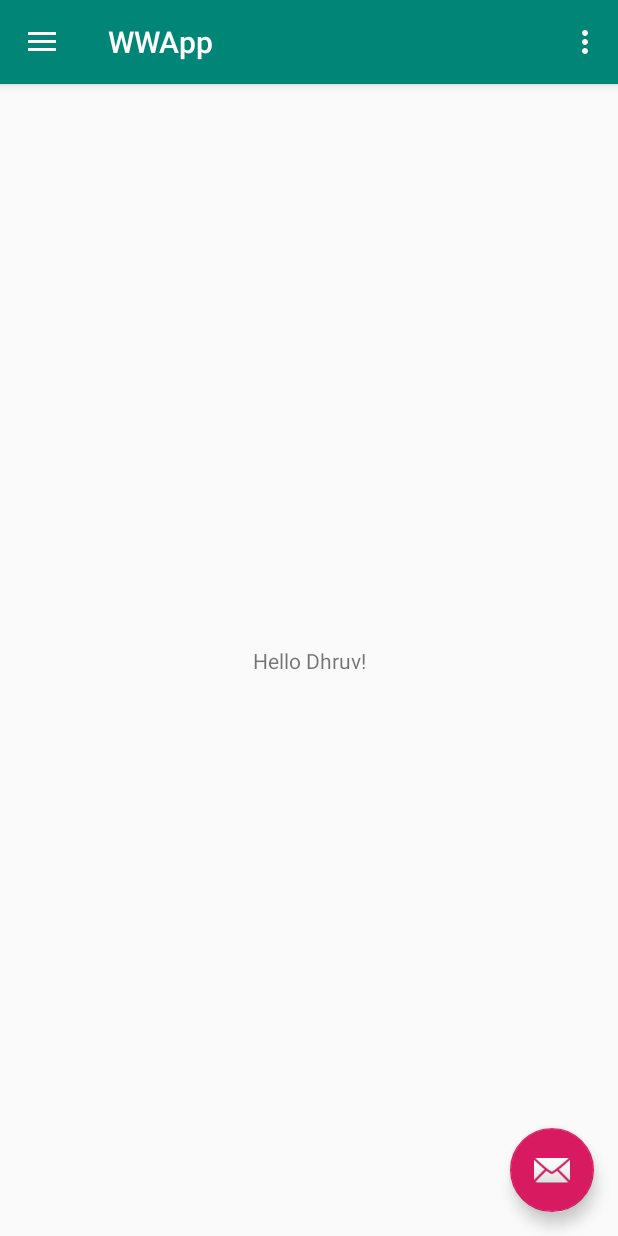
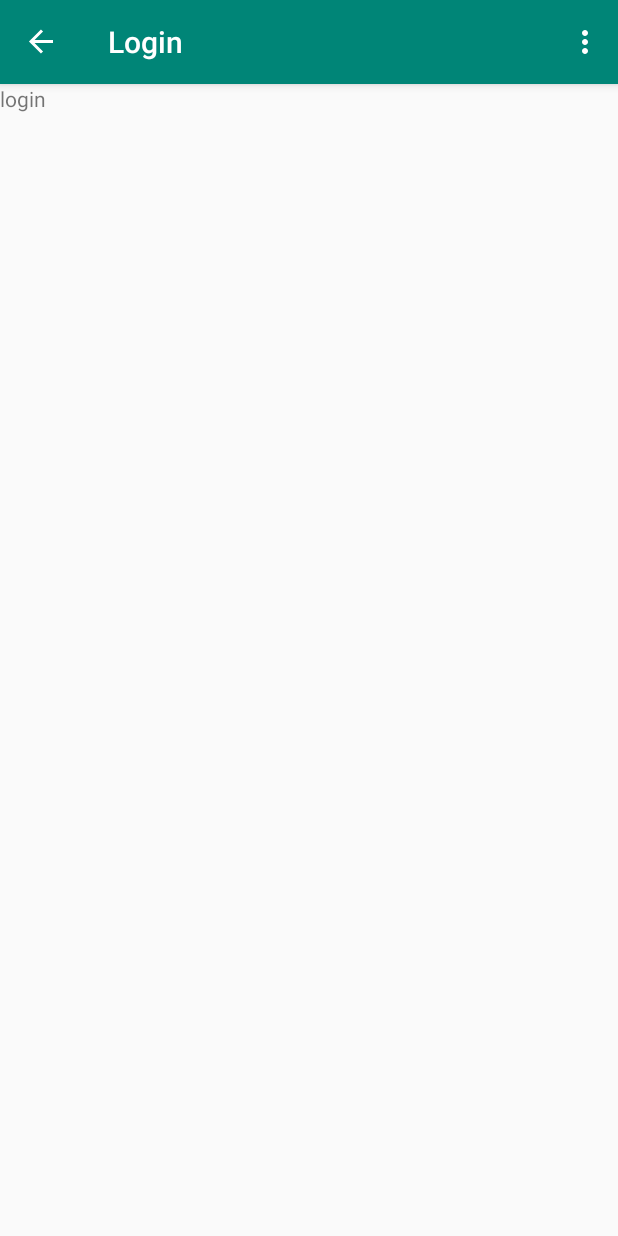
Before and after one commit to dscpesu/WWApp, an Android app: the screen it shows after launch (MainActivity), on a phone screen of 412 x 824 dp. Run offline under Robolectric (Android 15) with nearby library versions, the phone set to English and light mode, and no system bars; our stand-ins replace navigation-ui.

Commit message:
Implement nav components.

```diff
--- /dev/null
+++ b/app/src/main/java/com/dsc/wwapp/DashboardFragment.java
@@ -0,0 +1,31 @@
+package com.dsc.wwapp;
+
+
+import android.os.Bundle;
+
+import androidx.fragment.app.Fragment;
+
+import android.view.LayoutInflater;
+import android.view.View;
+import android.view.ViewGroup;
+
+
+/**
+ * A simple {@link Fragment} subclass.
+ */
+public class DashboardFragment extends Fragment {
+
+
+    public DashboardFragment() {
+        // Required empty public constructor
+    }
+
+
+    @Override
+    public View onCreateView(LayoutInflater inflater, ViewGroup container,
+                             Bundle savedInstanceState) {
+        // Inflate the layout for this fragment
+        return inflater.inflate(R.layout.fragment_dashboard, container, false);
+    }
+
+}
--- /dev/null
+++ b/app/src/main/java/com/dsc/wwapp/LoginFragment.java
@@ -0,0 +1,31 @@
+package com.dsc.wwapp;
+
+
+import android.os.Bundle;
+
+import androidx.fragment.app.Fragment;
+
+import android.view.LayoutInflater;
+import android.view.View;
+import android.view.ViewGroup;
+
+
+/**
+ * A simple {@link Fragment} subclass.
+ */
+public class LoginFragment extends Fragment {
+
+
+    public LoginFragment() {
+        // Required empty public constructor
+    }
+
+
+    @Override
+    public View onCreateView(LayoutInflater inflater, ViewGroup container,
+                             Bundle savedInstanceState) {
+        // Inflate the layout for this fragment
+        return inflater.inflate(R.layout.fragment_login, container, false);
+    }
+
+}
--- a/app/src/main/java/com/dsc/wwapp/MainActivity.java
+++ b/app/src/main/java/com/dsc/wwapp/MainActivity.java
@@ -1,11 +1,6 @@
 package com.dsc.wwapp;
 
 import android.os.Bundle;
-
-import com.google.android.material.floatingactionbutton.FloatingActionButton;
-import com.google.android.material.snackbar.Snackbar;
-
-import android.view.View;
 
 import androidx.core.view.GravityCompat;
 import androidx.appcompat.app.ActionBarDrawerToggle;
@@ -18,11 +13,14 @@ import androidx.drawerlayout.widget.DrawerLayout;
 
 import androidx.appcompat.app.AppCompatActivity;
 import androidx.appcompat.widget.Toolbar;
+import androidx.navigation.NavController;
+import androidx.navigation.Navigation;
+import androidx.navigation.ui.AppBarConfiguration;
+import androidx.navigation.ui.NavigationUI;
 
 import android.view.Menu;
 
-public class MainActivity extends AppCompatActivity
-        implements NavigationView.OnNavigationItemSelectedListener {
+public class MainActivity extends AppCompatActivity {
 
     @Override
     protected void onCreate(Bundle savedInstanceState) {
@@ -30,21 +28,22 @@ public class MainActivity extends AppCompatActivity
         setContentView(R.layout.activity_main);
         Toolbar toolbar = findViewById(R.id.toolbar);
         setSupportActionBar(toolbar);
-        FloatingActionButton fab = findViewById(R.id.fab);
-        fab.setOnClickListener(new View.OnClickListener() {
-            @Override
-            public void onClick(View view) {
-                Snackbar.make(view, "Replace with your own action", Snackbar.LENGTH_LONG)
-                        .setAction("Action", null).show();
-            }
-        });
+
         DrawerLayout drawer = findViewById(R.id.drawer_layout);
         NavigationView navigationView = findViewById(R.id.nav_view);
         ActionBarDrawerToggle toggle = new ActionBarDrawerToggle(
                 this, drawer, toolbar, R.string.navigation_drawer_open, R.string.navigation_drawer_close);
         drawer.addDrawerListener(toggle);
         toggle.syncState();
-        navigationView.setNavigationItemSelectedListener(this);
+
+
+        NavController navController = Navigation.findNavController(this, R.id.nav_host_fragment);
+
+        final AppBarConfiguration appBarConfiguration = new AppBarConfiguration.Builder(R.id.nav_graph)
+                .setDrawerLayout(drawer)
+                .build();
+        NavigationUI.setupActionBarWithNavController(this, navController, appBarConfiguration);
+        NavigationUI.setupWithNavController(navigationView, navController);
     }
 
     @Override
@@ -78,29 +77,4 @@ public class MainActivity extends AppCompatActivity
 
         return super.onOptionsItemSelected(item);
     }
-
-    @SuppressWarnings("StatementWithEmptyBody")
-    @Override
-    public boolean onNavigationItemSelected(MenuItem item) {
-        // Handle navigation view item clicks here.
-        int id = item.getItemId();
-
-        if (id == R.id.nav_home) {
-            // Handle the camera action
-        } else if (id == R.id.nav_gallery) {
-
-        } else if (id == R.id.nav_slideshow) {
-
-        } else if (id == R.id.nav_tools) {
-
-        } else if (id == R.id.nav_share) {
-
-        } else if (id == R.id.nav_send) {
-
-        }
-
-        DrawerLayout drawer = findViewById(R.id.drawer_layout);
-        drawer.closeDrawer(GravityCompat.START);
-        return true;
-    }
 }
--- /dev/null
+++ b/app/src/main/java/com/dsc/wwapp/QuestionsFragment.java
@@ -0,0 +1,31 @@
+package com.dsc.wwapp;
+
+
+import android.os.Bundle;
+
+import androidx.fragment.app.Fragment;
+
+import android.view.LayoutInflater;
+import android.view.View;
+import android.view.ViewGroup;
+
+
+/**
+ * A simple {@link Fragment} subclass.
+ */
+public class QuestionsFragment extends Fragment {
+
+
+    public QuestionsFragment() {
+        // Required empty public constructor
+    }
+
+
+    @Override
+    public View onCreateView(LayoutInflater inflater, ViewGroup container,
+                             Bundle savedInstanceState) {
+        // Inflate the layout for this fragment
+        return inflater.inflate(R.layout.fragment_questions, container, false);
+    }
+
+}
--- /dev/null
+++ b/app/src/main/res/drawable/ic_account_circle_black_24dp.xml
@@ -0,0 +1,9 @@
+<vector xmlns:android="http://schemas.android.com/apk/res/android"
+        android:width="24dp"
+        android:height="24dp"
+        android:viewportWidth="24.0"
+        android:viewportHeight="24.0">
+    <path
+        android:fillColor="#FF000000"
+        android:pathData="M12,2C6.48,2 2,6.48 2,12s4.48,10 10,10 10,-4.48 10,-10S17.52,2 12,2zM12,5c1.66,0 3,1.34 3,3s-1.34,3 -3,3 -3,-1.34 -3,-3 1.34,-3 3,-3zM12,19.2c-2.5,0 -4.71,-1.28 -6,-3.22 0.03,-1.99 4,-3.08 6,-3.08 1.99,0 5.97,1.09 6,3.08 -1.29,1.94 -3.5,3.22 -6,3.22z"/>
+</vector>
--- /dev/null
+++ b/app/src/main/res/drawable/ic_home_black_24dp.xml
@@ -0,0 +1,9 @@
+<vector xmlns:android="http://schemas.android.com/apk/res/android"
+        android:width="24dp"
+        android:height="24dp"
+        android:viewportWidth="24.0"
+        android:viewportHeight="24.0">
+    <path
+        android:fillColor="#FF000000"
+        android:pathData="M10,20v-6h4v6h5v-8h3L12,3 2,12h3v8z"/>
+</vector>
--- /dev/null
+++ b/app/src/main/res/drawable/ic_question_answer_black_24dp.xml
@@ -0,0 +1,9 @@
+<vector xmlns:android="http://schemas.android.com/apk/res/android"
+        android:width="24dp"
+        android:height="24dp"
+        android:viewportWidth="24.0"
+        android:viewportHeight="24.0">
+    <path
+        android:fillColor="#FF000000"
+        android:pathData="M21,6h-2v9L6,15v2c0,0.55 0.45,1 1,1h11l4,4L22,7c0,-0.55 -0.45,-1 -1,-1zM17,12L17,3c0,-0.55 -0.45,-1 -1,-1L3,2c-0.55,0 -1,0.45 -1,1v14l4,-4h10c0.55,0 1,-0.45 1,-1z"/>
+</vector>
--- a/app/src/main/res/layout/activity_main.xml
+++ b/app/src/main/res/layout/activity_main.xml
@@ -9,7 +9,7 @@
     tools:openDrawer="start">
 
     <include
-        layout="@layout/app_bar_main"
+        layout="@layout/content_main"
         android:layout_width="match_parent"
         android:layout_height="match_parent" />
 
--- a/app/src/main/res/layout/app_bar_main.xml
+++ /dev/null
@@ -1,33 +0,0 @@
-<?xml version="1.0" encoding="utf-8"?>
-<androidx.coordinatorlayout.widget.CoordinatorLayout xmlns:android="http://schemas.android.com/apk/res/android"
-    xmlns:app="http://schemas.android.com/apk/res-auto"
-    xmlns:tools="http://schemas.android.com/tools"
-    android:layout_width="match_parent"
-    android:layout_height="match_parent"
-    tools:context=".MainActivity">
-
-    <com.google.android.material.appbar.AppBarLayout
-        android:layout_width="match_parent"
-        android:layout_height="wrap_content"
-        android:theme="@style/AppTheme.AppBarOverlay">
-
-        <androidx.appcompat.widget.Toolbar
-            android:id="@+id/toolbar"
-            android:layout_width="match_parent"
-            android:layout_height="?attr/actionBarSize"
-            android:background="?attr/colorPrimary"
-            app:popupTheme="@style/AppTheme.PopupOverlay" />
-
-    </com.google.android.material.appbar.AppBarLayout>
-
-    <include layout="@layout/content_main" />
-
-    <com.google.android.material.floatingactionbutton.FloatingActionButton
-        android:id="@+id/fab"
-        android:layout_width="wrap_content"
-        android:layout_height="wrap_content"
-        android:layout_gravity="bottom|end"
-        android:layout_margin="@dimen/fab_margin"
-        app:srcCompat="@android:drawable/ic_dialog_email" />
-
-</androidx.coordinatorlayout.widget.CoordinatorLayout>
--- a/app/src/main/res/layout/content_main.xml
+++ b/app/src/main/res/layout/content_main.xml
@@ -4,17 +4,36 @@
     xmlns:tools="http://schemas.android.com/tools"
     android:layout_width="match_parent"
     android:layout_height="match_parent"
-    app:layout_behavior="@string/appbar_scrolling_view_behavior"
-    tools:context=".MainActivity"
-    tools:showIn="@layout/app_bar_main">
+    tools:context=".MainActivity">
 
-    <TextView
-        android:layout_width="wrap_content"
+    <com.google.android.material.appbar.AppBarLayout
+        android:id="@+id/app_bar_layout"
+        android:layout_width="match_parent"
         android:layout_height="wrap_content"
-        android:text="Hello Dhruv!"
+        android:theme="@style/AppTheme.AppBarOverlay"
+        app:layout_constraintEnd_toEndOf="parent"
+        app:layout_constraintStart_toStartOf="parent"
+        app:layout_constraintTop_toTopOf="parent">
+
+        <androidx.appcompat.widget.Toolbar
+            android:id="@+id/toolbar"
+            android:layout_width="match_parent"
+            android:layout_height="?attr/actionBarSize"
+            android:background="?attr/colorPrimary"
+            app:popupTheme="@style/AppTheme.PopupOverlay" />
+
+    </com.google.android.material.appbar.AppBarLayout>
+
+    <fragment
+        android:id="@+id/nav_host_fragment"
+        android:name="androidx.navigation.fragment.NavHostFragment"
+        android:layout_width="0dp"
+        android:layout_height="0dp"
+        app:defaultNavHost="true"
+        app:layout_constraintEnd_toEndOf="parent"
+        app:layout_constraintStart_toStartOf="parent"
         app:layout_constraintBottom_toBottomOf="parent"
-        app:layout_constraintLeft_toLeftOf="parent"
-        app:layout_constraintRight_toRightOf="parent"
-        app:layout_constraintTop_toTopOf="parent" />
+        app:layout_constraintTop_toBottomOf="@id/app_bar_layout"
+        app:navGraph="@navigation/nav_graph" />
 
 </androidx.constraintlayout.widget.ConstraintLayout>
--- /dev/null
+++ b/app/src/main/res/layout/fragment_dashboard.xml
@@ -0,0 +1,14 @@
+<?xml version="1.0" encoding="utf-8"?>
+<FrameLayout xmlns:android="http://schemas.android.com/apk/res/android"
+    xmlns:tools="http://schemas.android.com/tools"
+    android:layout_width="match_parent"
+    android:layout_height="match_parent"
+    tools:context=".DashboardFragment">
+
+    <!-- TODO: Update blank fragment layout -->
+    <TextView
+        android:layout_width="match_parent"
+        android:layout_height="match_parent"
+        android:text="dashboard" />
+
+</FrameLayout>
--- /dev/null
+++ b/app/src/main/res/layout/fragment_login.xml
@@ -0,0 +1,14 @@
+<?xml version="1.0" encoding="utf-8"?>
+<FrameLayout xmlns:android="http://schemas.android.com/apk/res/android"
+    xmlns:tools="http://schemas.android.com/tools"
+    android:layout_width="match_parent"
+    android:layout_height="match_parent"
+    tools:context=".LoginFragment">
+
+    <!-- TODO: Update blank fragment layout -->
+    <TextView
+        android:layout_width="match_parent"
+        android:layout_height="match_parent"
+        android:text="login" />
+
+</FrameLayout>
--- /dev/null
+++ b/app/src/main/res/layout/fragment_questions.xml
@@ -0,0 +1,14 @@
+<?xml version="1.0" encoding="utf-8"?>
+<FrameLayout xmlns:android="http://schemas.android.com/apk/res/android"
+    xmlns:tools="http://schemas.android.com/tools"
+    android:layout_width="match_parent"
+    android:layout_height="match_parent"
+    tools:context=".QuestionsFragment">
+
+    <!-- TODO: Update blank fragment layout -->
+    <TextView
+        android:layout_width="match_parent"
+        android:layout_height="match_parent"
+        android:text="questions" />
+
+</FrameLayout>
--- a/app/src/main/res/menu/activity_main_drawer.xml
+++ b/app/src/main/res/menu/activity_main_drawer.xml
@@ -4,35 +4,21 @@
     tools:showIn="navigation_view">
 
     <group android:checkableBehavior="single">
+
         <item
-            android:id="@+id/nav_home"
-            android:icon="@drawable/ic_menu_camera"
-            android:title="@string/menu_home" />
+            android:id="@+id/nav_login"
+            android:icon="@drawable/ic_account_circle_black_24dp"
+            android:title="Login" />
+
         <item
-            android:id="@+id/nav_gallery"
-            android:icon="@drawable/ic_menu_gallery"
-            android:title="@string/menu_gallery" />
+            android:id="@+id/nav_dashboard"
+            android:icon="@drawable/ic_home_black_24dp"
+            android:title="Dashboard" />
+
         <item
-            android:id="@+id/nav_slideshow"
-            android:icon="@drawable/ic_menu_slideshow"
-            android:title="@string/menu_slideshow" />
-        <item
-            android:id="@+id/nav_tools"
-            android:icon="@drawable/ic_menu_manage"
-            android:title="@string/menu_tools" />
+            android:id="@+id/nav_questions"
+            android:icon="@drawable/ic_question_answer_black_24dp"
+            android:title="Questions" />
     </group>
 
-    <item android:title="Communicate">
-        <menu>
-            <item
-                android:id="@+id/nav_share"
-                android:icon="@drawable/ic_menu_share"
-                android:title="@string/menu_share" />
-            <item
-                android:id="@+id/nav_send"
-                android:icon="@drawable/ic_menu_send"
-                android:title="@string/menu_send" />
-        </menu>
-    </item>
-
 </menu>
--- a/app/src/main/res/navigation/nav_graph.xml
+++ b/app/src/main/res/navigation/nav_graph.xml
@@ -3,11 +3,22 @@
     xmlns:app="http://schemas.android.com/apk/res-auto"
     xmlns:tools="http://schemas.android.com/tools"
     android:id="@+id/nav_graph"
-    app:startDestination="@id/mainActivity">
+    android:label="Login"
+    app:startDestination="@id/nav_login">
 
-    <activity
-        android:id="@+id/mainActivity"
-        android:name="com.dsc.wwapp.MainActivity"
-        android:label="activity_main"
-        tools:layout="@layout/activity_main" />
+    <fragment
+        android:id="@+id/nav_login"
+        android:name="com.dsc.wwapp.LoginFragment"
+        android:label="Login"
+        tools:layout="@layout/fragment_login" />
+    <fragment
+        android:id="@+id/nav_dashboard"
+        android:name="com.dsc.wwapp.DashboardFragment"
+        android:label="Dashboard"
+        tools:layout="@layout/fragment_dashboard" />
+    <fragment
+        android:id="@+id/nav_questions"
+        android:name="com.dsc.wwapp.QuestionsFragment"
+        android:label="Questions"
+        tools:layout="@layout/fragment_questions" />
 </navigation>
--- a/app/src/main/res/values/strings.xml
+++ b/app/src/main/res/values/strings.xml
@@ -13,4 +13,5 @@
     <string name="menu_tools">Tools</string>
     <string name="menu_share">Share</string>
     <string name="menu_send">Send</string>
+
 </resources>
```
